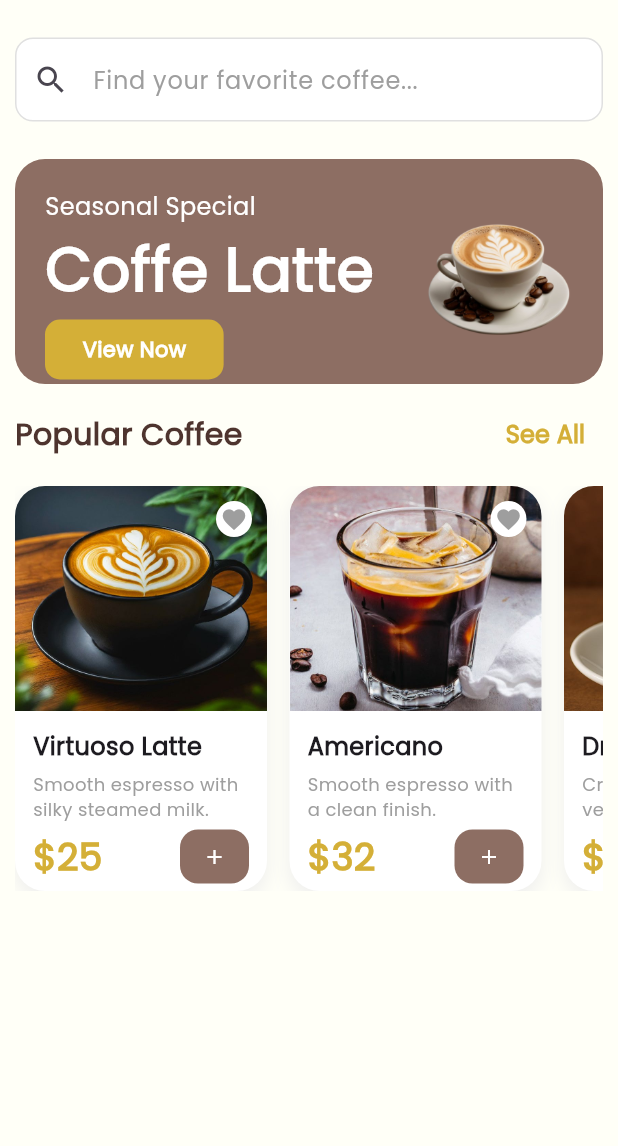
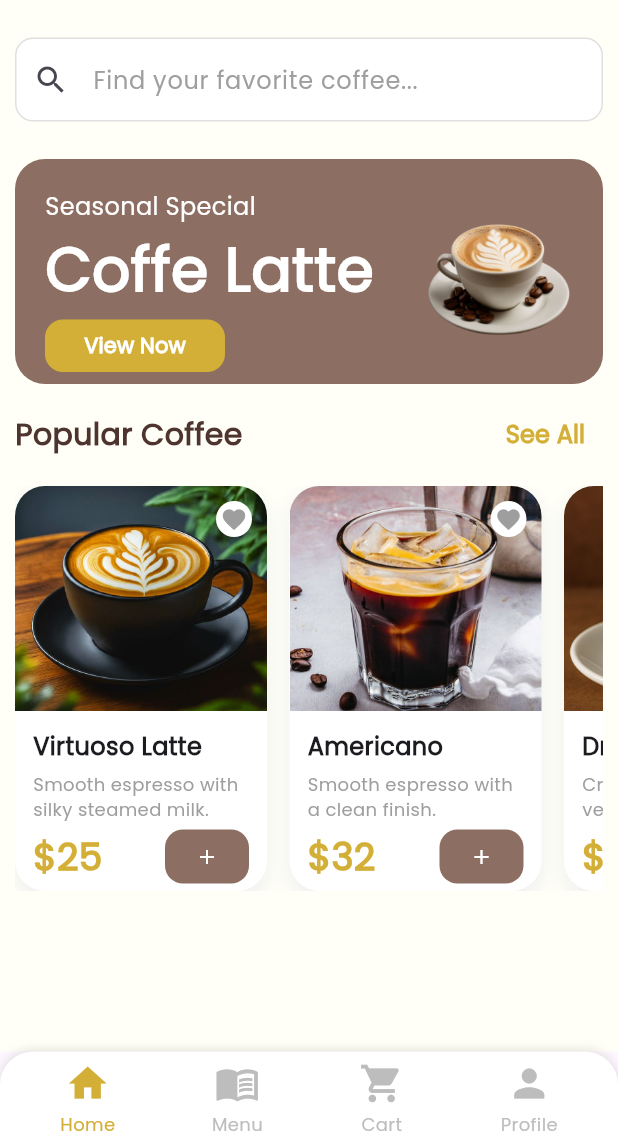
Before and after one commit to hanjisun9/nafe-coffe, a Flutter app: the Checkout screen opened directly with empty values, after a tap on "Back to Home", on a phone screen of 412 x 824 dp, the part 90-1236 px from its top. Run offline on Flutter 3.47's test engine with Material 3 defaults, Android fonts, the phone set to English and light mode, and no system bars; network calls fail.

Commit message:
navbar don

```diff
--- a/lib/auth/login.dart
+++ b/lib/auth/login.dart
@@ -1,6 +1,6 @@
 import 'package:flutter/material.dart';
 import 'package:nafe_coffe/auth/register.dart';
-import 'package:nafe_coffe/screens/home.dart';
+import 'package:nafe_coffe/bottomNav.dart';
 
 class Login extends StatefulWidget {
   const Login({super.key});
@@ -59,7 +59,7 @@ class _LoginState extends State<Login> {
 
                     SizedBox(height: 40),
                     TextField(
-                      style: TextStyle(color: Color(0xFF4E342E)),
+                      style: TextStyle(color: Colors.white),
                       decoration: InputDecoration(
                         hintText: 'Email',
                         hintStyle: const TextStyle(color: Colors.grey),
@@ -73,13 +73,14 @@ class _LoginState extends State<Login> {
                           borderRadius: BorderRadius.circular(12),
                           borderSide: BorderSide.none,
                         ),
+
                       ),
                     ),
 
                     const SizedBox(height: 25),
                     TextField(
                       obscureText: _obscurePassword,
-                      style: TextStyle(color: Color(0xFF4E342E)),
+                      style: TextStyle(color: Colors.white),
                       decoration: InputDecoration(
                         hintText: 'Password',
                         hintStyle: const TextStyle(color: Colors.grey),
@@ -132,7 +133,7 @@ class _LoginState extends State<Login> {
                           Navigator.pushReplacement(
                             context,
                             MaterialPageRoute(
-                              builder: (context) => const Home(),
+                              builder: (context) => const BottomNav(),
                             ),
                           );
                         },
--- /dev/null
+++ b/lib/bottomNav.dart
@@ -0,0 +1,95 @@
+import 'package:flutter/material.dart';
+import 'package:nafe_coffe/screens/cart.dart';
+import 'package:nafe_coffe/screens/home.dart';
+import 'package:nafe_coffe/screens/menu.dart';
+import 'package:nafe_coffe/screens/profile.dart';
+
+class BottomNav extends StatefulWidget {
+  const BottomNav({super.key});
+
+  @override
+  State<BottomNav> createState() => _BottomNavState();
+}
+
+class _BottomNavState extends State<BottomNav> {
+  int _selectedIndex = 0;
+
+  final List<Widget> _pages = [
+    const Home(),
+    const Menu(),
+    const Cart(),
+    const Profile(),
+  ];
+
+  void _onItemTapped(int index) {
+    setState(() {
+      _selectedIndex = index;
+    });
+  }
+
+  @override
+  Widget build(BuildContext context) {
+    return Scaffold(
+      body: _pages[_selectedIndex],
+
+      bottomNavigationBar: Container(
+        decoration: const BoxDecoration(
+          color: Colors.white,
+          borderRadius: BorderRadius.only(
+            topLeft: Radius.circular(22),
+            topRight: Radius.circular(22),
+          ),
+          boxShadow: [
+            BoxShadow(
+              color: Colors.black12,
+              blurRadius: 5,
+              offset: Offset(0, -1),
+            ),
+          ],
+        ),
+        child: SafeArea(
+          child: Padding(
+            padding: const EdgeInsets.symmetric(vertical: 6, horizontal: 8),
+            child: Row(
+              mainAxisAlignment: MainAxisAlignment.spaceAround,
+              children: [
+                _navItemIcon(Icons.home, 'Home', 0),
+                _navItemIcon(Icons.menu_book, 'Menu', 1),
+                _navItemIcon(Icons.shopping_cart, 'Cart', 2),
+                _navItemIcon(Icons.person, 'Profile', 3),
+              ],
+            ),
+          ),
+        ),
+      ),
+    );
+  }
+
+  Widget _navItemIcon(IconData icon, String label, int index) {
+    final bool isSelected = _selectedIndex == index;
+    return GestureDetector(
+      onTap: () => _onItemTapped(index),
+      child: Column(
+        mainAxisSize: MainAxisSize.min,
+        children: [
+          Icon(
+            icon,
+            size: 30,
+            color: isSelected ? const Color(0xFFD4AF37) : Colors.grey.shade400,
+          ),
+          const SizedBox(height: 4),
+          Text(
+            label,
+            style: TextStyle(
+              fontSize: 12,
+              fontWeight: FontWeight.w500,
+              color: isSelected
+                  ? const Color(0xFFD4AF37)
+                  : Colors.grey.shade400,
+            ),
+          ),
+        ],
+      ),
+    );
+  }
+}
--- a/lib/checkout.dart
+++ b/lib/checkout.dart
@@ -1,5 +1,5 @@
 import 'package:flutter/material.dart';
-import 'package:nafe_coffe/screens/home.dart';
+import 'package:nafe_coffe/bottomNav.dart';
 
 class Checkout extends StatefulWidget {
   final double total;
@@ -194,11 +194,10 @@ class _CheckoutState extends State<Checkout> {
                     onPressed: () {
                       Navigator.push(
                         context,
-                        MaterialPageRoute(builder: (context) => Home()),
+                        MaterialPageRoute(builder: (context) => BottomNav()),
                       );
                     },
                     style: ElevatedButton.styleFrom(
-
                       backgroundColor: Colors.transparent,
                       elevation: 0,
                       side: BorderSide(color: Color(0xFF8D6E63), width: 1),
--- a/lib/main.dart
+++ b/lib/main.dart
@@ -1,11 +1,4 @@
 import 'package:flutter/material.dart';
-import 'package:nafe_coffe/auth/login.dart';
-import 'package:nafe_coffe/auth/register.dart';
-import 'package:nafe_coffe/checkout.dart';
-import 'package:nafe_coffe/screens/cart.dart';
-import 'package:nafe_coffe/screens/home.dart';
-import 'package:nafe_coffe/screens/menu.dart';
-import 'package:nafe_coffe/screens/menuDetail.dart';
 import 'package:nafe_coffe/screens/splashscreen.dart';
 
 void main() {
@@ -21,7 +14,7 @@ class MyApp extends StatelessWidget {
       title: 'nana coffe',
       debugShowCheckedModeBanner: false,
       theme: ThemeData(fontFamily: 'Poppins'),
-      home: const Cart(),
+      home: const SplashScreen(),
     );
   }
 }
--- a/lib/screens/home.dart
+++ b/lib/screens/home.dart
@@ -178,17 +178,18 @@ class _HomeState extends State<Home> {
                                   ),
                                 ),
                                 SizedBox(height: 5),
-                                Container(
-                                  padding: EdgeInsets.symmetric(
-                                    horizontal: 25,
-                                    vertical: 10,
+                                SizedBox(
+                                  width: 120,
+                                  height: 35,
+                                  child: ElevatedButton(
+                                    onPressed: () {},
+                                    style: ElevatedButton.styleFrom(
+                                      backgroundColor: Color(0xFFD4AF37),
+                                      elevation: 0,
+                                      shape: RoundedRectangleBorder(
+                                        borderRadius: BorderRadius.circular(12),
                                       ),
-                                  decoration: BoxDecoration(
-                                    color: Color(0xFFD4AF37),
-                                    borderRadius: BorderRadius.circular(10),
                                     ),
-                                  child: GestureDetector(
-                                    onTap: () {},
                                     child: Text(
                                       'View Now',
                                       style: TextStyle(
@@ -358,9 +359,15 @@ class _HomeState extends State<Home> {
                         ),
                       ),
 
-                      Container(
+                      InkWell(
+                        onTap: () {
+                          ScaffoldMessenger.of(context).showSnackBar(
+                            SnackBar(content: Text("Added to cart")),
+                          );
+                        },
+                        child: Container(
                           padding: EdgeInsets.symmetric(
-                          horizontal: 15,
+                            horizontal: 20,
                             vertical: 10,
                           ),
                           decoration: BoxDecoration(
@@ -368,6 +375,7 @@ class _HomeState extends State<Home> {
                             borderRadius: BorderRadius.circular(12),
                           ),
                           child: Icon(Icons.add, color: Colors.white, size: 16),
+                        ),
                       ),
                     ],
                   ),
--- a/lib/screens/menu.dart
+++ b/lib/screens/menu.dart
@@ -90,7 +90,8 @@ class _MenuState extends State<Menu> {
     return SafeArea(
       child: Scaffold(
         backgroundColor: Color.fromARGB(255, 255, 255, 247),
-        body: Padding(
+        body: SingleChildScrollView(
+          child: Padding(
             padding: const EdgeInsets.symmetric(horizontal: 10),
             child: Column(
               mainAxisAlignment: MainAxisAlignment.start,
@@ -203,8 +204,9 @@ class _MenuState extends State<Menu> {
                 ),
 
                 SizedBox(height: 25),
-              Expanded(
-                child: GridView.builder(
+                GridView.builder(
+                  shrinkWrap: true,
+                  physics: NeverScrollableScrollPhysics(),
                   padding: EdgeInsets.zero,
                   itemCount: coffee.length,
                   gridDelegate: const SliverGridDelegateWithMaxCrossAxisExtent(
@@ -335,7 +337,7 @@ class _MenuState extends State<Menu> {
                                         },
                                         child: Container(
                                           padding: EdgeInsets.symmetric(
-                                            horizontal: 15,
+                                            horizontal: 20,
                                             vertical: 10,
                                           ),
                                           decoration: BoxDecoration(
@@ -362,8 +364,8 @@ class _MenuState extends State<Menu> {
                     );
                   },
                 ),
+              ],
             ),
-            ],
           ),
         ),
       ),
--- /dev/null
+++ b/lib/screens/profile.dart
@@ -0,0 +1,14 @@
+import 'package:flutter/material.dart';
+
+class Profile extends StatelessWidget {
+    const Profile ({super.key});
+
+    @override
+    Widget build (BuildContext context){
+        return SafeArea(
+            child: Scaffold(
+
+            ),
+        );
+    }
+}
```
Lines whose indentation alone changed are shown as unchanged.
